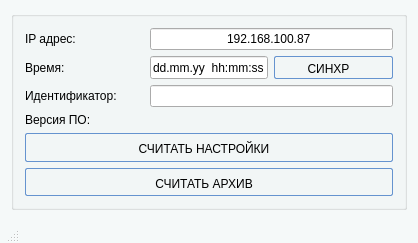
First picture: the form in mainwindow.ui, repository atikbif/CanSnifferGUI, before the edit.
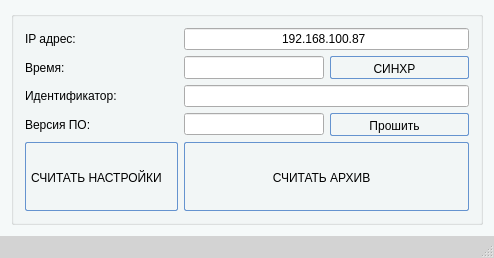
Second picture: the form after the edit.

Patch:
```diff
--- a/mainwindow.ui
+++ b/mainwindow.ui
@@ -6,8 +6,8 @@
    <rect>
     <x>0</x>
     <y>0</y>
-    <width>418</width>
-    <height>243</height>
+    <width>494</width>
+    <height>258</height>
    </rect>
   </property>
   <property name="windowTitle">
@@ -70,7 +70,7 @@
           </sizepolicy>
          </property>
          <property name="text">
-          <string>dd.mm.yy  hh:mm:ss</string>
+          <string/>
          </property>
          <property name="alignment">
           <set>Qt::AlignCenter</set>
@@ -158,14 +158,8 @@
          </property>
         </widget>
        </item>
-       <item row="5" column="0" colspan="3">
-        <widget class="QPushButton" name="pushButtonRead">
-         <property name="sizePolicy">
-          <sizepolicy hsizetype="Preferred" vsizetype="Preferred">
-           <horstretch>1</horstretch>
-           <verstretch>5</verstretch>
-          </sizepolicy>
-         </property>
+       <item row="3" column="2">
+        <widget class="QPushButton" name="pushButtonDownload">
          <property name="styleSheet">
           <string notr="true">QPushButton {
         border: 1px solid #6593cf;
@@ -195,21 +189,18 @@
 }</string>
          </property>
          <property name="text">
-          <string>СЧИТАТЬ АРХИВ</string>
-         </property>
-         <property name="flat">
-          <bool>false</bool>
+          <string>Прошить</string>
          </property>
         </widget>
        </item>
        <item row="3" column="1">
-        <widget class="QLabel" name="label_version">
-         <property name="text">
-          <string/>
+        <widget class="QLineEdit" name="lineEditVersion">
+         <property name="readOnly">
+          <bool>true</bool>
          </property>
         </widget>
        </item>
-       <item row="4" column="0" colspan="3">
+       <item row="5" column="0">
         <widget class="QPushButton" name="pushButtonReadConf">
          <property name="sizePolicy">
           <sizepolicy hsizetype="Preferred" vsizetype="Preferred">
@@ -250,6 +241,50 @@
          </property>
         </widget>
        </item>
+       <item row="5" column="1" colspan="2">
+        <widget class="QPushButton" name="pushButtonRead">
+         <property name="sizePolicy">
+          <sizepolicy hsizetype="Preferred" vsizetype="Preferred">
+           <horstretch>1</horstretch>
+           <verstretch>5</verstretch>
+          </sizepolicy>
+         </property>
+         <property name="styleSheet">
+          <string notr="true">QPushButton {
+        border: 1px solid #6593cf;
+        border-radius: 2px;
+        padding: 5px 15px 2px 5px;
+        background: qlineargradient(x1 : 0, y1 : 0, x2 : 0, y2 :   1, stop :   0.0 #f5f9f0,
+                stop :   0.4 #c7dfe0, stop :   0.6 #afd2e0, stop :   1.0 #c0dbf0);
+        color: #000000;
+        font:large &quot;Arial&quot;;
+}
+
+
+
+
+QPushButton:pressed {
+        background: qlineargradient(x1 : 0, y1 : 0, x2 : 0, y2 :   1, stop :   0.0 #c0dbf0,
+        stop :   0.5 #cfd26f, stop :   0.55 #c7df6f, stop :   1.0 #f5f9f0);
+        padding-top: 2px;
+        padding-left: 3px;
+}
+
+QPushButton:hover {
+		background: qlineargradient(x1 : 0, y1 : 1, x2 : 0, y2 :   0, stop :   0.0 #f5f9f0,
+                stop :   0.4 #c7dfe0, stop :   0.6 #afd2e0, stop :   1.0 #c0dbf0);
+        padding-top: 2px;
+        padding-left: 3px;
+}</string>
+         </property>
+         <property name="text">
+          <string>СЧИТАТЬ АРХИВ</string>
+         </property>
+         <property name="flat">
+          <bool>false</bool>
+         </property>
+        </widget>
+       </item>
       </layout>
      </widget>
     </item>
@@ -257,11 +292,21 @@
   </widget>
   <widget class="QStatusBar" name="statusBar">
    <property name="sizePolicy">
-    <sizepolicy hsizetype="Fixed" vsizetype="Fixed">
+    <sizepolicy hsizetype="Preferred" vsizetype="Preferred">
      <horstretch>0</horstretch>
      <verstretch>0</verstretch>
     </sizepolicy>
    </property>
+   <property name="styleSheet">
+    <string notr="true">QStatusBar {
+    background:lightgray;
+}
+
+QStatusBar::item {
+    border: 1px solid red;
+    border-radius: 3px;
+}</string>
+   </property>
   </widget>
  </widget>
  <layoutdefault spacing="6" margin="11"/>
```
Left out of the diff: 40 changed lines with no effect on the pictures.
